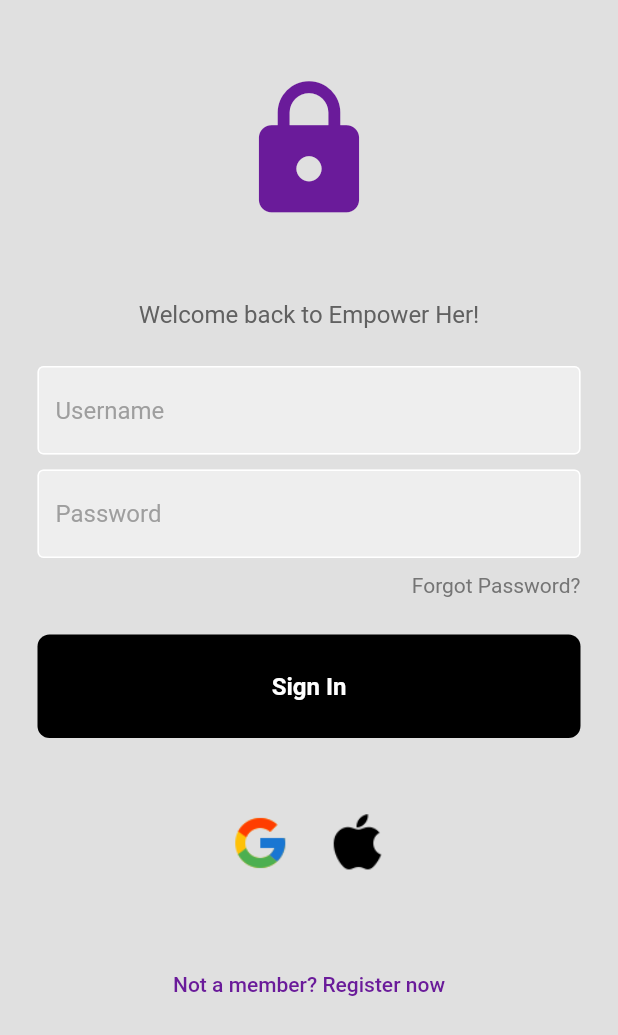
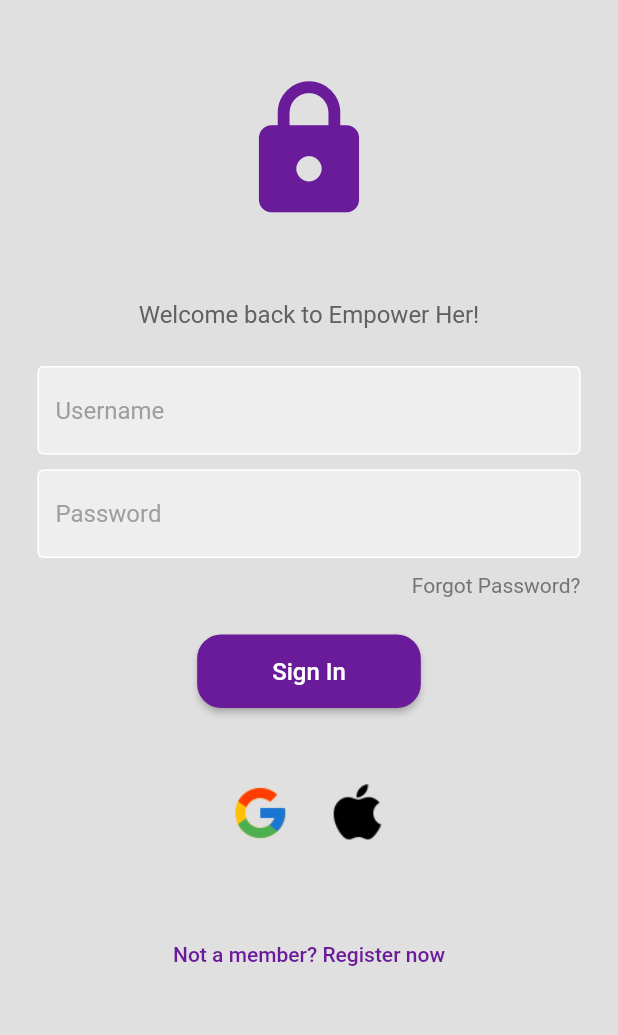
Before and after one commit to Teresiah-cpu/she_advocate_app, a Flutter app: the screen it shows after launch, after a tap on "Get Started", on a phone screen of 412 x 824 dp. Shown: the top 1035 px of the screen. Run offline on Flutter 3.47's test engine with Material 2 defaults, Android fonts, the phone set to English and light mode, and no system bars; our stand-ins replace google_fonts.

Commit message:
changed the layout of sign in button

```diff
--- a/lib/login_page.dart
+++ b/lib/login_page.dart
@@ -72,8 +72,22 @@ class LoginPage extends StatelessWidget {
                   ),
                 ),
                 const SizedBox(height: 25),
-                MyButton(
-                  onTap: () => signUserIn(context),
+                ElevatedButton(
+                  onPressed: () => signUserIn(context),
+                  style: ElevatedButton.styleFrom(
+                    primary: Color(0xFF6A1B9A), // Purple color
+                    padding: EdgeInsets.symmetric(horizontal: 50, vertical: 15),
+                    shape: RoundedRectangleBorder(
+                      borderRadius: BorderRadius.circular(16),
+                    ),
+                  ),
+                  child: Text(
+                    'Sign In',
+                    style: TextStyle(
+                      color: Colors.white,
+                      fontSize: 16,
+                    ),
+                  ),
                 ),
                 const SizedBox(height: 50),
                 Row(
```
